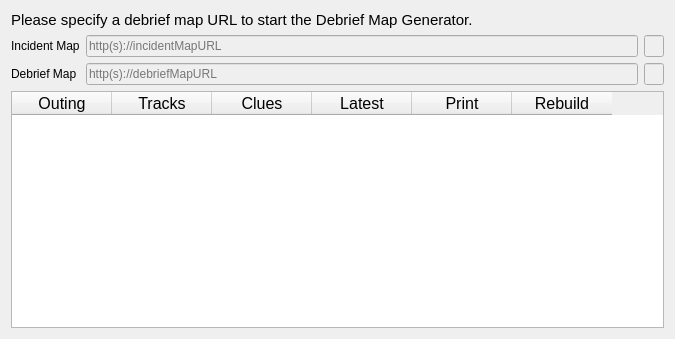
ncssar/plans_console, file debrief.ui: the form before one commit.
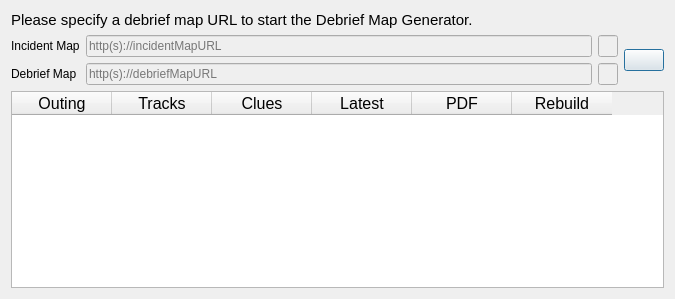
The form after the commit. Icons and pictures are not drawn.

```diff
--- a/debrief.ui
+++ b/debrief.ui
@@ -7,7 +7,7 @@
     <x>0</x>
     <y>0</y>
     <width>675</width>
-    <height>339</height>
+    <height>299</height>
    </rect>
   </property>
   <property name="windowTitle">
@@ -32,44 +32,62 @@
       </widget>
      </item>
      <item>
-      <layout class="QGridLayout" name="gridLayout">
+      <layout class="QGridLayout" name="gridLayout" columnstretch="0,0,0,0">
+       <item row="1" column="1">
+        <widget class="QLineEdit" name="incidentMapField">
+         <property name="enabled">
+          <bool>false</bool>
+         </property>
+         <property name="placeholderText">
+          <string>http(s)://incidentMapURL</string>
+         </property>
+        </widget>
+       </item>
+       <item row="1" column="3" rowspan="2">
+        <widget class="QPushButton" name="debriefOptionsButton">
+         <property name="text">
+          <string/>
+         </property>
+         <property name="icon">
+          <iconset resource="plans_console2.qrc">
+           <normaloff>:/plans_console/options_icon.png</normaloff>:/plans_console/options_icon.png</iconset>
+         </property>
+        </widget>
+       </item>
        <item row="1" column="0">
+        <widget class="QLabel" name="incidentMapLabel">
+         <property name="text">
+          <string>Incident Map</string>
+         </property>
+        </widget>
+       </item>
+       <item row="1" column="2">
+        <widget class="QLineEdit" name="incidentLinkLight">
+         <property name="enabled">
+          <bool>false</bool>
+         </property>
+         <property name="sizePolicy">
+          <sizepolicy hsizetype="Fixed" vsizetype="Fixed">
+           <horstretch>0</horstretch>
+           <verstretch>0</verstretch>
+          </sizepolicy>
+         </property>
+         <property name="maximumSize">
+          <size>
+           <width>20</width>
+           <height>16777215</height>
+          </size>
+         </property>
+        </widget>
+       </item>
+       <item row="2" column="0">
         <widget class="QLabel" name="debriefMapLabel">
          <property name="text">
           <string>Debrief Map</string>
          </property>
         </widget>
        </item>
-       <item row="1" column="2">
-        <widget class="QLineEdit" name="debriefLinkLight">
-         <property name="enabled">
-          <bool>false</bool>
-         </property>
-         <property name="sizePolicy">
-          <sizepolicy hsizetype="Fixed" vsizetype="Fixed">
-           <horstretch>0</horstretch>
-           <verstretch>0</verstretch>
-          </sizepolicy>
-         </property>
-         <property name="maximumSize">
-          <size>
-           <width>20</width>
-           <height>16777215</height>
-          </size>
-         </property>
-        </widget>
-       </item>
-       <item row="0" column="1">
-        <widget class="QLineEdit" name="incidentMapField">
-         <property name="enabled">
-          <bool>false</bool>
-         </property>
-         <property name="placeholderText">
-          <string>http(s)://incidentMapURL</string>
-         </property>
-        </widget>
-       </item>
-       <item row="1" column="1">
+       <item row="2" column="1">
         <widget class="QLineEdit" name="debriefMapField">
          <property name="enabled">
           <bool>false</bool>
@@ -79,8 +97,8 @@
          </property>
         </widget>
        </item>
-       <item row="0" column="2">
-        <widget class="QLineEdit" name="incidentLinkLight">
+       <item row="2" column="2">
+        <widget class="QLineEdit" name="debriefLinkLight">
          <property name="enabled">
           <bool>false</bool>
          </property>
@@ -98,13 +116,6 @@
          </property>
         </widget>
        </item>
-       <item row="0" column="0">
-        <widget class="QLabel" name="incidentMapLabel">
-         <property name="text">
-          <string>Incident Map</string>
-         </property>
-        </widget>
-       </item>
       </layout>
      </item>
      <item>
@@ -145,7 +156,7 @@
        </column>
        <column>
         <property name="text">
-         <string>Print</string>
+         <string>PDF</string>
         </property>
        </column>
        <column>
```
Left out of the diff: 7 changed lines with no effect on the pictures.
